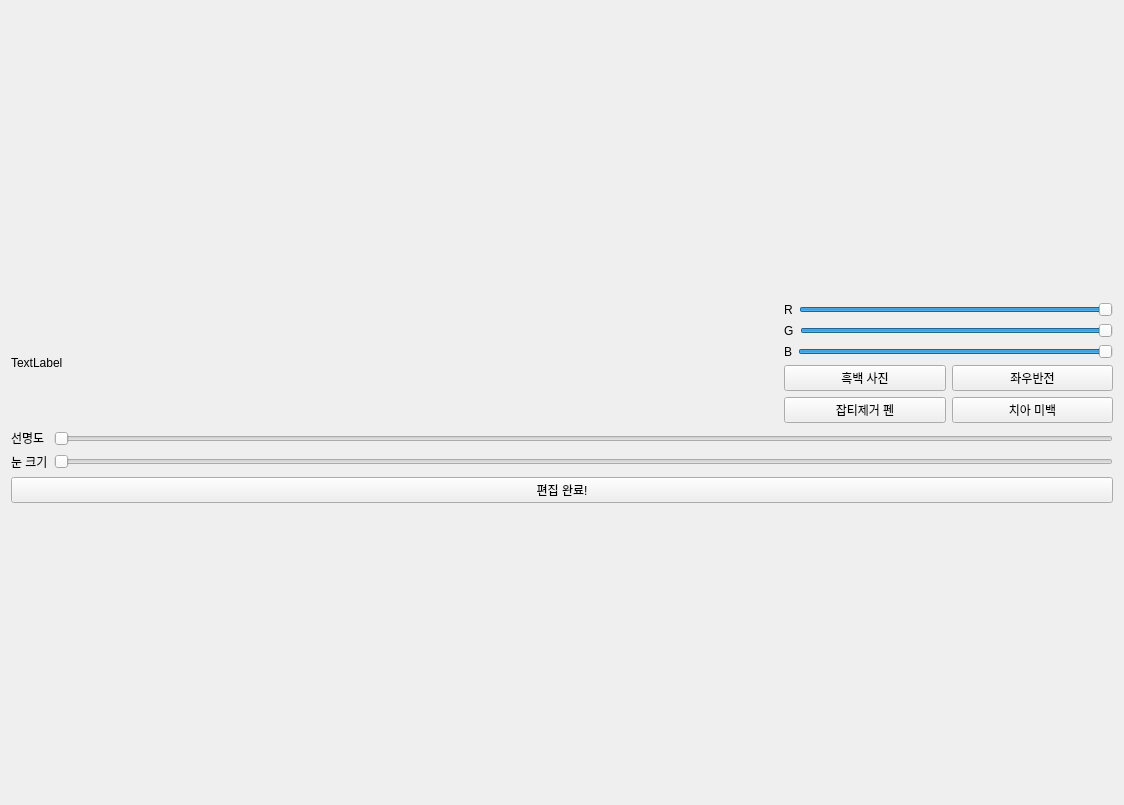
Above: Qt/Simple-Smart-ID-Photo-Maker_Qt/photoeditpage.ui from jeong7231/Intel7_simple_id_photo_maker before the change. Below: the same form after it.
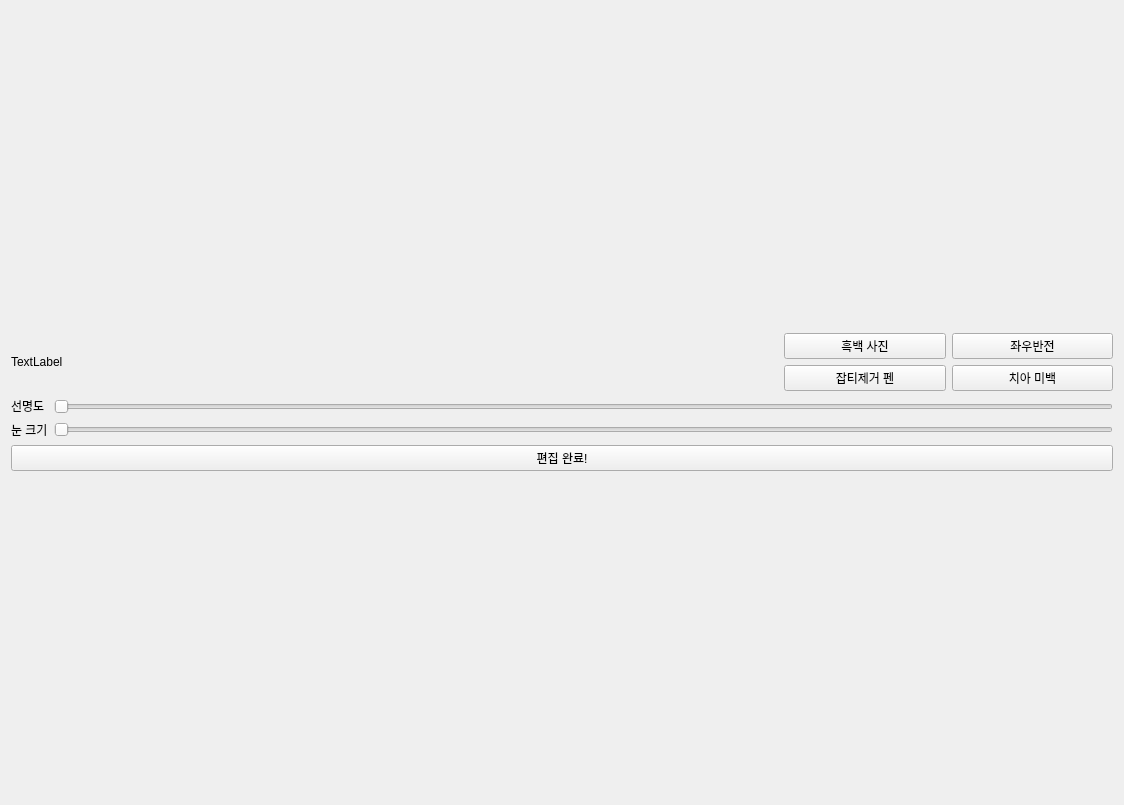
That is the form after the change.

What changed in the file:
```diff
--- a/Qt/Simple-Smart-ID-Photo-Maker_Qt/photoeditpage.ui
+++ b/Qt/Simple-Smart-ID-Photo-Maker_Qt/photoeditpage.ui
@@ -26,83 +26,7 @@
         </widget>
        </item>
        <item>
-        <layout class="QVBoxLayout" name="verticalLayout_3" stretch="1,1,1,1">
-         <item>
-          <layout class="QVBoxLayout" name="verticalLayout_rgb">
-           <item>
-            <layout class="QHBoxLayout" name="horizontalLayout_rgb_r">
-             <item>
-              <widget class="QLabel" name="label_red">
-               <property name="text">
-                <string>R</string>
-               </property>
-              </widget>
-             </item>
-             <item>
-              <widget class="QSlider" name="slider_red">
-               <property name="maximum">
-                <number>255</number>
-               </property>
-               <property name="value">
-                <number>255</number>
-               </property>
-               <property name="orientation">
-                <enum>Qt::Orientation::Horizontal</enum>
-               </property>
-              </widget>
-             </item>
-            </layout>
-           </item>
-           <item>
-            <layout class="QHBoxLayout" name="horizontalLayout_rgb_g">
-             <item>
-              <widget class="QLabel" name="label_green">
-               <property name="text">
-                <string>G</string>
-               </property>
-              </widget>
-             </item>
-             <item>
-              <widget class="QSlider" name="slider_green">
-               <property name="maximum">
-                <number>255</number>
-               </property>
-               <property name="value">
-                <number>255</number>
-               </property>
-               <property name="orientation">
-                <enum>Qt::Orientation::Horizontal</enum>
-               </property>
-              </widget>
-             </item>
-            </layout>
-           </item>
-           <item>
-            <layout class="QHBoxLayout" name="horizontalLayout_rgb_b">
-             <item>
-              <widget class="QLabel" name="label_blue">
-               <property name="text">
-                <string>B</string>
-               </property>
-              </widget>
-             </item>
-             <item>
-              <widget class="QSlider" name="slider_blue">
-               <property name="maximum">
-                <number>255</number>
-               </property>
-               <property name="value">
-                <number>255</number>
-               </property>
-               <property name="orientation">
-                <enum>Qt::Orientation::Horizontal</enum>
-               </property>
-              </widget>
-             </item>
-            </layout>
-           </item>
-          </layout>
-         </item>
+        <layout class="QVBoxLayout" name="verticalLayout_3" stretch="1,1">
          <item>
           <layout class="QHBoxLayout" name="horizontalLayout_5">
            <item>
```
